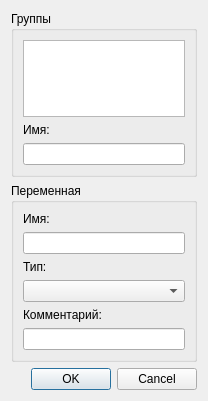
The window that Dialogs/dialogaddvar.ui (atikbif/LDEditor) describes before a commit, drawn with Qt 5.
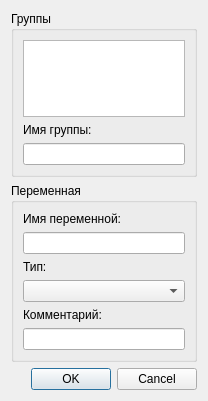
The same window after the commit.

Commit message: интерфейс, компиляция в отдельном потоке

Diff of the .ui file:
```diff
--- a/Dialogs/dialogaddvar.ui
+++ b/Dialogs/dialogaddvar.ui
@@ -26,7 +26,7 @@
       <item>
        <widget class="QLabel" name="label_4">
         <property name="text">
-         <string>Имя:</string>
+         <string>Имя группы:</string>
         </property>
        </widget>
       </item>
@@ -45,7 +45,7 @@
       <item>
        <widget class="QLabel" name="label">
         <property name="text">
-         <string>Имя:</string>
+         <string>Имя переменной:</string>
         </property>
        </widget>
       </item>
```
The commit also changes 6 other files.
